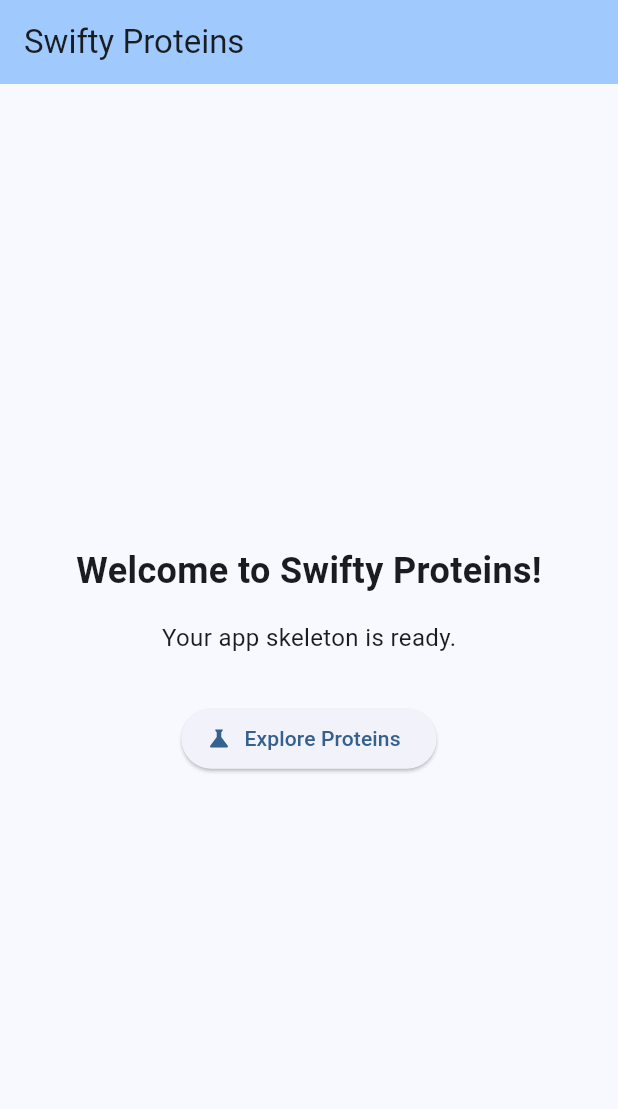
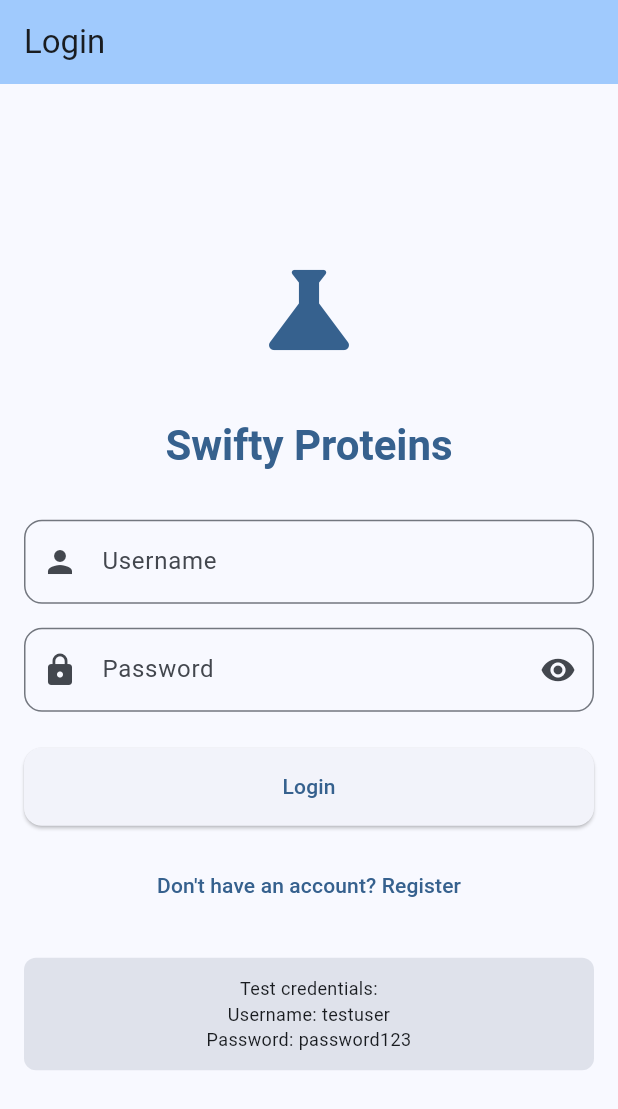
Before and after one commit to marcioflaviob/42_swifty_proteins, a Flutter app: the screen it shows after launch, on a phone screen of 412 x 824 dp. Shown: the top 1109 px of the screen. Run offline on Flutter 3.47's test engine with Material 3 defaults, Android fonts, the light colour scheme and no system bars; our stand-ins replace sqflite; accounts and stored records are empty.

Commit message:
Add login page

```diff
--- a/lib/main.dart
+++ b/lib/main.dart
@@ -1,9 +1,13 @@
 import 'package:flutter/material.dart';
 import 'package:provider/provider.dart';
 import 'providers/protein_provider.dart';
+import 'providers/auth_provider.dart';
 import 'screens/protein_list_screen.dart';
+import 'screens/login_screen.dart';
 
-void main() {
+void main() async {
+  WidgetsFlutterBinding.ensureInitialized();
+
   runApp(const SwiftyProteinsApp());
 }
 
@@ -12,59 +16,30 @@ class SwiftyProteinsApp extends StatelessWidget {
 
   @override
   Widget build(BuildContext context) {
-    return ChangeNotifierProvider(
-      create: (context) => ProteinProvider(),
+    return MultiProvider(
+      providers: [
+        ChangeNotifierProvider(create: (context) => AuthProvider()),
+        ChangeNotifierProvider(create: (context) => ProteinProvider()),
+      ],
       child: MaterialApp(
         title: 'Swifty Proteins',
         theme: ThemeData(
           colorScheme: ColorScheme.fromSeed(seedColor: Colors.blue),
           useMaterial3: true,
         ),
-        home: const HomePage(),
+        initialRoute: '/',
+        routes: {
+          '/': (context) => Consumer<AuthProvider>(
+            builder: (context, authProvider, child) {
+              return authProvider.isAuthenticated
+                  ? const ProteinListScreen()
+                  : const LoginScreen();
+            },
+          ),
+          '/login': (context) => const LoginScreen(),
+          '/proteins': (context) => const ProteinListScreen(),
+        },
       ),
     );
   }
 }
-
-class HomePage extends StatelessWidget {
-  const HomePage({super.key});
-
-  @override
-  Widget build(BuildContext context) {
-    return Scaffold(
-      appBar: AppBar(
-        title: const Text('Swifty Proteins'),
-        backgroundColor: Theme.of(context).colorScheme.inversePrimary,
-      ),
-      body: Center(
-        child: Column(
-          mainAxisAlignment: MainAxisAlignment.center,
-          children: [
-            const Text(
-              'Welcome to Swifty Proteins!',
-              style: TextStyle(fontSize: 24, fontWeight: FontWeight.bold),
-            ),
-            const SizedBox(height: 16),
-            const Text(
-              'Your app skeleton is ready.',
-              style: TextStyle(fontSize: 16),
-            ),
-            const SizedBox(height: 32),
-            ElevatedButton.icon(
-              onPressed: () {
-                Navigator.push(
-                  context,
-                  MaterialPageRoute(
-                    builder: (context) => const ProteinListScreen(),
-                  ),
-                );
-              },
-              icon: const Icon(Icons.science),
-              label: const Text('Explore Proteins'),
-            ),
-          ],
-        ),
-      ),
-    );
-  }
-}
--- /dev/null
+++ b/lib/models/user.dart
@@ -0,0 +1,33 @@
+class User {
+  final int id;
+  final String username;
+  final String? password;
+
+  const User({
+    required this.id,
+    required this.username,
+    this.password,
+  });
+
+  factory User.fromJson(Map<String, dynamic> json) {
+    return User(
+      id: json['id'] ?? 0,
+      username: json['username'] ?? ''
+    );
+  }
+
+  Map<String, dynamic> toJson() {
+    return {
+      'id': id,
+      'username': username
+    };
+  }
+
+    Map<String, dynamic> toAuthJson() {
+    return {
+      'id': id,
+      'username': username,
+      'password': password,
+    };
+  }
+}
--- /dev/null
+++ b/lib/providers/auth_provider.dart
@@ -0,0 +1,80 @@
+import 'package:flutter/foundation.dart';
+import '../models/user.dart';
+import '../services/database_service.dart';
+
+class AuthProvider with ChangeNotifier {
+  final DatabaseService _databaseService = DatabaseService();
+
+  User? _currentUser;
+  bool _isLoading = false;
+  String _errorMessage = '';
+
+  User? get currentUser => _currentUser;
+  bool get isLoading => _isLoading;
+  String get errorMessage => _errorMessage;
+  bool get isAuthenticated => _currentUser != null;
+
+  Future<bool> login(String username, String password) async {
+    _setLoading(true);
+    _errorMessage = '';
+
+    try {
+      User? user = await _databaseService.loginUser(username, password);
+      if (user != null) {
+        _currentUser = user;
+        notifyListeners();
+        return true;
+      } else {
+        _errorMessage = 'Invalid username or password';
+        return false;
+      }
+    } catch (e) {
+      _errorMessage = 'Login failed: $e';
+      return false;
+    } finally {
+      _setLoading(false);
+    }
+  }
+
+  Future<bool> register(String username, String password) async {
+    _setLoading(true);
+    _errorMessage = '';
+
+    try {
+      if (await _databaseService.userExists(username)) {
+        _errorMessage = 'Username already exists';
+        return false;
+      }
+
+      bool success = await _databaseService.registerUser(username, password);
+      if (success) {
+        // Automatically log in after registration
+        return await login(username, password);
+      } else {
+        _errorMessage = 'Registration failed';
+        return false;
+      }
+    } catch (e) {
+      _errorMessage = 'Registration failed: $e';
+      return false;
+    } finally {
+      _setLoading(false);
+    }
+  }
+
+  void logout() {
+    _currentUser = null;
+    _errorMessage = '';
+    notifyListeners();
+  }
+
+  void _setLoading(bool loading) {
+    _isLoading = loading;
+    notifyListeners();
+  }
+
+  void clearError() {
+    _errorMessage = '';
+    notifyListeners();
+  }
+}
--- /dev/null
+++ b/lib/screens/login_screen.dart
@@ -0,0 +1,207 @@
+import 'package:flutter/material.dart';
+import 'package:provider/provider.dart';
+import '../providers/auth_provider.dart';
+import 'protein_list_screen.dart';
+
+class LoginScreen extends StatefulWidget {
+  const LoginScreen({super.key});
+
+  @override
+  State<LoginScreen> createState() => _LoginScreenState();
+}
+
+class _LoginScreenState extends State<LoginScreen> {
+  final _formKey = GlobalKey<FormState>();
+  final _usernameController = TextEditingController();
+  final _passwordController = TextEditingController();
+  bool _isLogin = true;
+  bool _obscurePassword = true;
+
+  @override
+  void dispose() {
+    _usernameController.dispose();
+    _passwordController.dispose();
+    super.dispose();
+  }
+
+  @override
+  Widget build(BuildContext context) {
+    return Scaffold(
+      appBar: AppBar(
+        title: Text(_isLogin ? 'Login' : 'Register'),
+        backgroundColor: Theme.of(context).colorScheme.inversePrimary,
+      ),
+      body: Padding(
+        padding: const EdgeInsets.all(16.0),
+        child: Consumer<AuthProvider>(
+          builder: (context, authProvider, child) {
+            return Form(
+              key: _formKey,
+              child: Column(
+                mainAxisAlignment: MainAxisAlignment.center,
+                crossAxisAlignment: CrossAxisAlignment.stretch,
+                children: [
+                  Icon(
+                    Icons.science,
+                    size: 80,
+                    color: Theme.of(context).colorScheme.primary,
+                  ),
+                  const SizedBox(height: 32),
+                  Text(
+                    'Swifty Proteins',
+                    style: Theme.of(context).textTheme.headlineMedium?.copyWith(
+                      fontWeight: FontWeight.bold,
+                      color: Theme.of(context).colorScheme.primary,
+                    ),
+                    textAlign: TextAlign.center,
+                  ),
+                  const SizedBox(height: 32),
+                  TextFormField(
+                    controller: _usernameController,
+                    decoration: InputDecoration(
+                      labelText: 'Username',
+                      prefixIcon: const Icon(Icons.person),
+                      border: OutlineInputBorder(
+                        borderRadius: BorderRadius.circular(12),
+                      ),
+                    ),
+                    validator: (value) {
+                      if (value == null || value.isEmpty) {
+                        return 'Please enter a username';
+                      }
+                      if (value.length < 3) {
+                        return 'Username must be at least 3 characters';
+                      }
+                      return null;
+                    },
+                  ),
+                  const SizedBox(height: 16),
+                  TextFormField(
+                    controller: _passwordController,
+                    obscureText: _obscurePassword,
+                    decoration: InputDecoration(
+                      labelText: 'Password',
+                      prefixIcon: const Icon(Icons.lock),
+                      suffixIcon: IconButton(
+                        icon: Icon(
+                          _obscurePassword ? Icons.visibility : Icons.visibility_off,
+                        ),
+                        onPressed: () {
+                          setState(() {
+                            _obscurePassword = !_obscurePassword;
+                          });
+                        },
+                      ),
+                      border: OutlineInputBorder(
+                        borderRadius: BorderRadius.circular(12),
+                      ),
+                    ),
+                    validator: (value) {
+                      if (value == null || value.isEmpty) {
+                        return 'Please enter a password';
+                      }
+                      if (value.length < 6) {
+                        return 'Password must be at least 6 characters';
+                      }
+                      return null;
+                    },
+                  ),
+                  const SizedBox(height: 24),
+                  if (authProvider.errorMessage.isNotEmpty)
+                    Container(
+                      padding: const EdgeInsets.all(12),
+                      margin: const EdgeInsets.only(bottom: 16),
+                      decoration: BoxDecoration(
+                        color: Theme.of(context).colorScheme.errorContainer,
+                        borderRadius: BorderRadius.circular(8),
+                      ),
+                      child: Text(
+                        authProvider.errorMessage,
+                        style: TextStyle(
+                          color: Theme.of(context).colorScheme.onErrorContainer,
+                        ),
+                        textAlign: TextAlign.center,
+                      ),
+                    ),
+                  ElevatedButton(
+                    onPressed: authProvider.isLoading ? null : _handleSubmit,
+                    style: ElevatedButton.styleFrom(
+                      padding: const EdgeInsets.symmetric(vertical: 16),
+                      shape: RoundedRectangleBorder(
+                        borderRadius: BorderRadius.circular(12),
+                      ),
+                    ),
+                    child: authProvider.isLoading
+                        ? const SizedBox(
+                            height: 20,
+                            width: 20,
+                            child: CircularProgressIndicator(strokeWidth: 2),
+                          )
+                        : Text(_isLogin ? 'Login' : 'Register'),
+                  ),
+                  const SizedBox(height: 16),
+                  TextButton(
+                    onPressed: authProvider.isLoading
+                        ? null
+                        : () {
+                            setState(() {
+                              _isLogin = !_isLogin;
+                              authProvider.clearError();
+                            });
+                          },
+                    child: Text(
+                      _isLogin
+                          ? "Don't have an account? Register"
+                          : "Already have an account? Login",
+                    ),
+                  ),
+                  const SizedBox(height: 24),
+                  Container(
+                    padding: const EdgeInsets.all(12),
+                    decoration: BoxDecoration(
+                      color: Theme.of(context).colorScheme.surfaceVariant,
+                      borderRadius: BorderRadius.circular(8),
+                    ),
+                    child: const Text(
+                      'Test credentials:\nUsername: testuser\nPassword: password123',
+                      style: TextStyle(fontSize: 12),
+                      textAlign: TextAlign.center,
+                    ),
+                  ),
+                ],
+              ),
+            );
+          },
+        ),
+      ),
+    );
+  }
+
+  Future<void> _handleSubmit() async {
+    if (!_formKey.currentState!.validate()) return;
+
+    final authProvider = context.read<AuthProvider>();
+    bool success;
+
+    if (_isLogin) {
+      success = await authProvider.login(
+        _usernameController.text,
+        _passwordController.text,
+      );
+    } else {
+      success = await authProvider.register(
+        _usernameController.text,
+        _passwordController.text,
+      );
+    }
+
+    if (success && mounted) {
+      Navigator.pushReplacement(
+        context,
+        MaterialPageRoute(
+          builder: (context) => const ProteinListScreen(),
+        ),
+      );
+    }
+  }
+}
--- /dev/null
+++ b/lib/services/database_service.dart
@@ -0,0 +1,92 @@
+import 'dart:async';
+import 'dart:convert';
+import 'package:crypto/crypto.dart';
+import 'package:path/path.dart';
+import 'package:sqflite/sqflite.dart';
+import '../models/user.dart';
+
+class DatabaseService {
+  static final DatabaseService _instance = DatabaseService._internal();
+  factory DatabaseService() => _instance;
+  DatabaseService._internal();
+
+  Database? _database;
+
+  Future<Database> get database async {
+    if (_database != null) return _database!;
+    _database = await _initDatabase();
+    return _database!;
+  }
+
+  Future<Database> _initDatabase() async {
+    String path = join(await getDatabasesPath(), 'users.db');
+    return await openDatabase(
+      path,
+      version: 1,
+      onCreate: _onCreate,
+    );
+  }
+
+  Future<void> _onCreate(Database db, int version) async {
+    await db.execute('''
+      CREATE TABLE users(
+        id INTEGER PRIMARY KEY AUTOINCREMENT,
+        username TEXT UNIQUE NOT NULL,
+        password TEXT NOT NULL
+      )
+    ''');
+
+    String hashedPassword = _hashPassword('password123');
+    await db.insert('users', {
+      'username': 'testuser',
+      'password': hashedPassword,
+    });
+  }
+
+  String _hashPassword(String password) {
+    var bytes = utf8.encode(password);
+    var digest = sha256.convert(bytes);
+    return digest.toString();
+  }
+
+  Future<User?> loginUser(String username, String password) async {
+    final db = await database;
+    String hashedPassword = _hashPassword(password);
+
+    final List<Map<String, dynamic>> maps = await db.query(
+      'users',
+      where: 'username = ? AND password = ?',
+      whereArgs: [username, hashedPassword],
+    );
+
+    if (maps.isNotEmpty) {
+      return User.fromJson(maps.first);
+    }
+    return null;
+  }
+
+  Future<bool> registerUser(String username, String password) async {
+    final db = await database;
+    String hashedPassword = _hashPassword(password);
+
+    try {
+      await db.insert('users', {
+        'username': username,
+        'password': hashedPassword,
+      });
+      return true;
+    } catch (e) {
+      return false;
+    }
+  }
+
+  Future<bool> userExists(String username) async {
+    final db = await database;
+    final List<Map<String, dynamic>> maps = await db.query(
+      'users',
+      where: 'username = ?',
+      whereArgs: [username],
+    );
+    return maps.isNotEmpty;
+  }
+}
```
Also changed, not shown: lib/screens/homepage.dart (added, +45 -0 lines), lib/screens/protein_list_screen.dart (+23 -2 lines), pubspec.yaml (+7 -0 lines), 8 other files.
